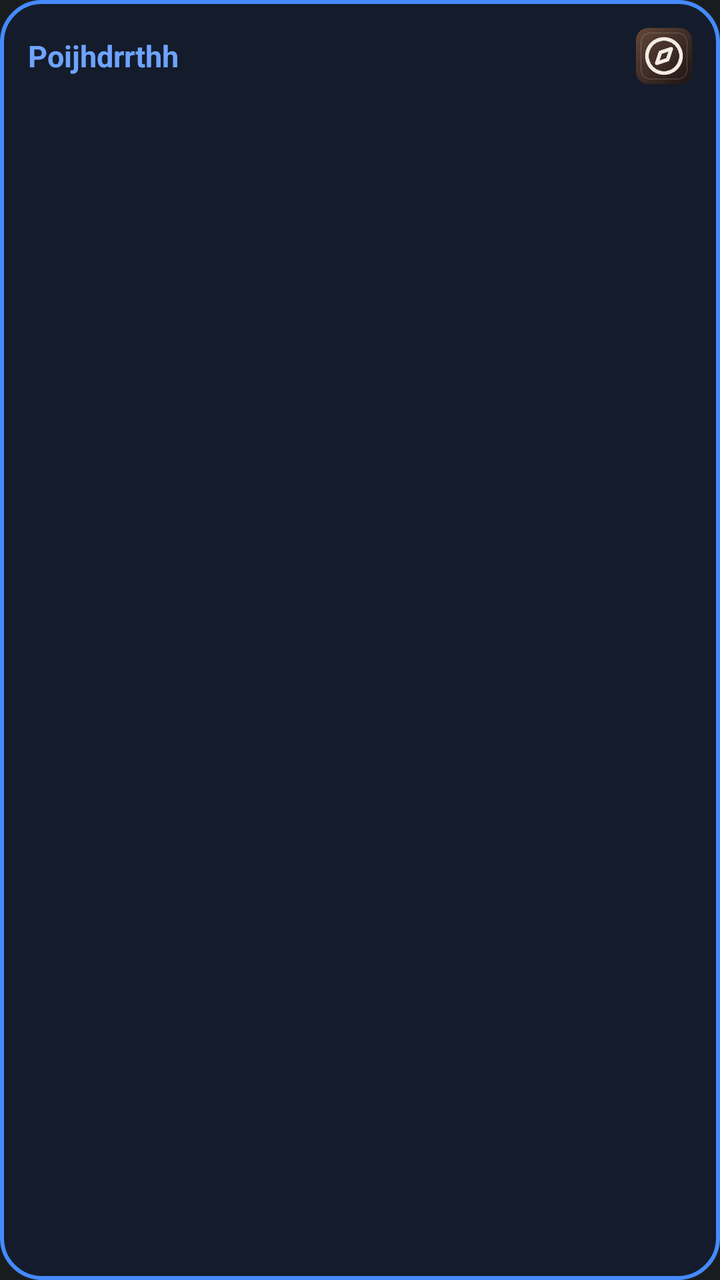
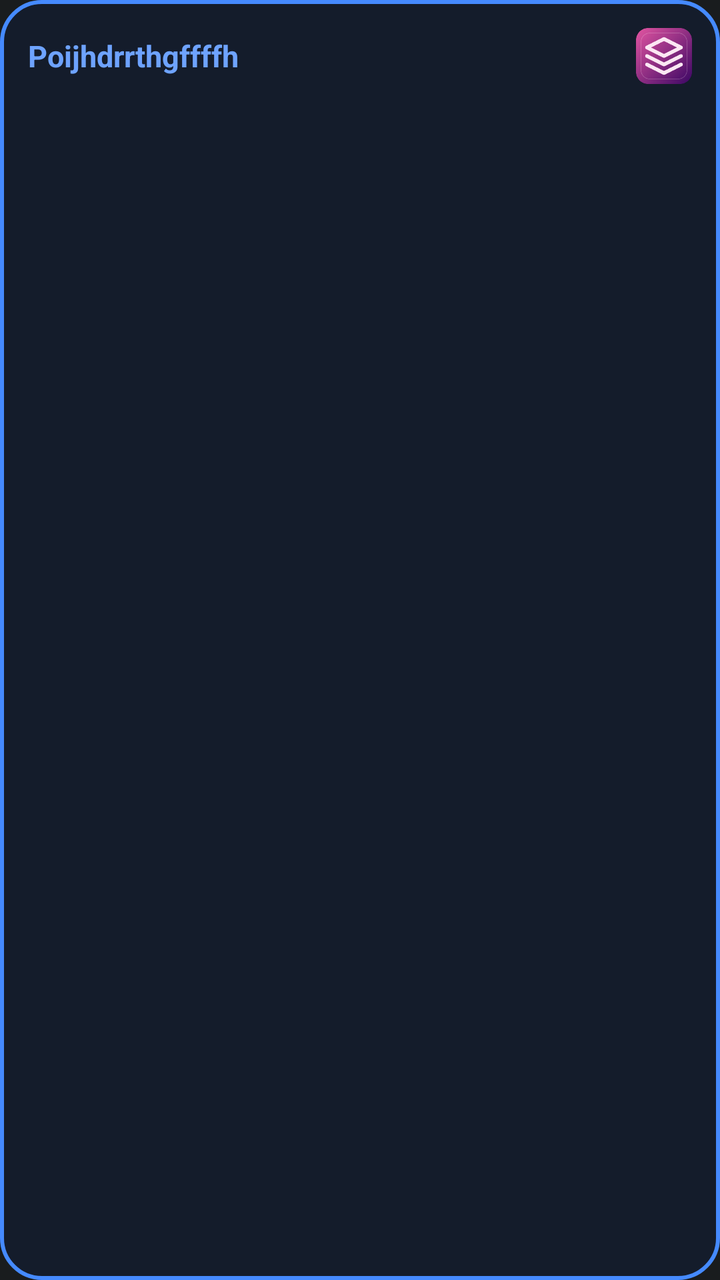

The first picture is an Android layout as it rendered before a commit; the second is the same layout after the commit. The layout source and the unified diff follow.
<!-- AndroidManifest.xml: application theme android:Theme.DeviceDefault.NoActionBar -->
<!-- res/layout/smart_widget_layout.xml -->
<?xml version="1.0" encoding="utf-8"?>
<LinearLayout xmlns:android="http://schemas.android.com/apk/res/android"
    android:id="@+id/widget_root"
    android:layout_width="match_parent"
    android:layout_height="match_parent"
    android:orientation="vertical"
    android:padding="14dp"
    android:background="@drawable/widget_bg"
    android:layoutDirection="rtl">

    <LinearLayout
        android:layout_width="match_parent"
        android:layout_height="wrap_content"
        android:orientation="horizontal"
        android:gravity="center_vertical">

        <ImageView
            android:id="@+id/widget_icon"
            android:layout_width="28dp"
            android:layout_height="28dp"
            android:src="@mipmap/ic_launcher" />

        <TextView
            android:id="@+id/widget_title"
            android:layout_width="0dp"
            android:layout_height="wrap_content"
            android:layout_weight="1"
            android:layout_marginStart="8dp"
            android:text="Poijhdrrthh"
            android:textColor="#6EA3FF"
            android:textSize="15sp"
            android:textStyle="bold"
            android:singleLine="true"
            android:ellipsize="end" />
    </LinearLayout>

    <TextView
        android:id="@+id/widget_body"
        android:layout_width="match_parent"
        android:layout_height="0dp"
        android:layout_weight="1"
        android:layout_marginTop="8dp"
        android:text=""
        android:textColor="#FFFFFF"
        android:textSize="14sp"
        android:lineSpacingMultiplier="1.25"
        android:gravity="top|right"
        android:maxLines="6"
        android:ellipsize="end" />
</LinearLayout>
<!-- resources referenced by this layout -->
<resources>
  <!-- drawable widget_bg (drawable) -->
  <?xml version="1.0" encoding="utf-8"?>
  <shape xmlns:android="http://schemas.android.com/apk/res/android"
      android:shape="rectangle">
      <solid android:color="#141C2B" />
      <corners android:radius="20dp" />
      <stroke android:width="2dp" android:color="#458AFF" />
  </shape>
  <!-- mipmap ic_launcher: png bitmap (mipmap-hdpi, 6611 bytes) -->
</resources>

<!-- the commit's change to res/layout/smart_widget_layout.xml (unified diff, before → after) -->
@@ -26,7 +26,7 @@
             android:layout_height="wrap_content"
             android:layout_weight="1"
             android:layout_marginStart="8dp"
-            android:text="Poijhdrrthh"
+            android:text="Poijhdrrthgffffh"
             android:textColor="#6EA3FF"
             android:textSize="15sp"
             android:textStyle="bold"
<!-- resource entries referenced after the edit -->
@@ -8,6 +8,6 @@
       <corners android:radius="20dp" />
       <stroke android:width="2dp" android:color="#458AFF" />
   </shape>
-  <!-- mipmap ic_launcher: png bitmap (mipmap-hdpi, 6611 bytes) -->
+  <!-- mipmap ic_launcher: png bitmap (mipmap-hdpi, 7442 bytes) -->
 </resources>
 
